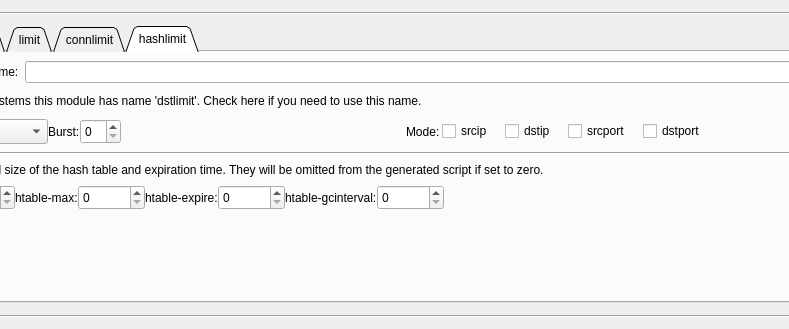
fwbuilder/fwbuilder, file src/libgui/ruleoptionsdialog_q.ui: the form before one commit; both pictures show x 154 to 943 and y 0 to 329 of the 1186 by 329 pixel window.
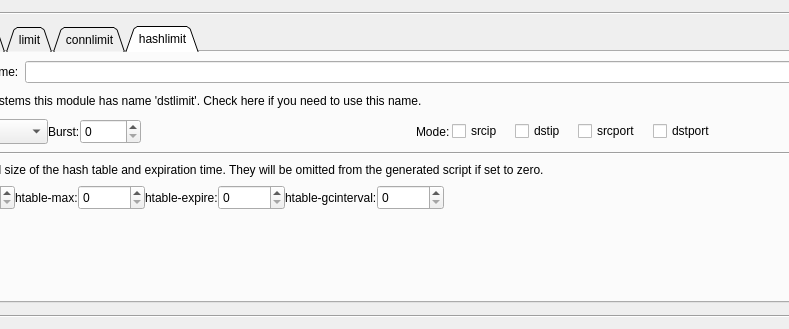
The form after the commit. The open tabs and pages were chosen to show the change.

Commit message: * RuleOptionsDialog.cpp (loadFWObject): see #2230 the GUI should allow limit-burst values of up to 10000

The edit to the form file:
```diff
--- a/src/libgui/ruleoptionsdialog_q.ui
+++ b/src/libgui/ruleoptionsdialog_q.ui
@@ -786,6 +786,9 @@
                  <height>32767</height>
                 </size>
                </property>
+               <property name="maximum">
+                <number>10000</number>
+               </property>
               </widget>
              </item>
              <item>
```
Left out of the diff: 10 changed lines with no effect on the pictures. The commit also changes 1 other file.
